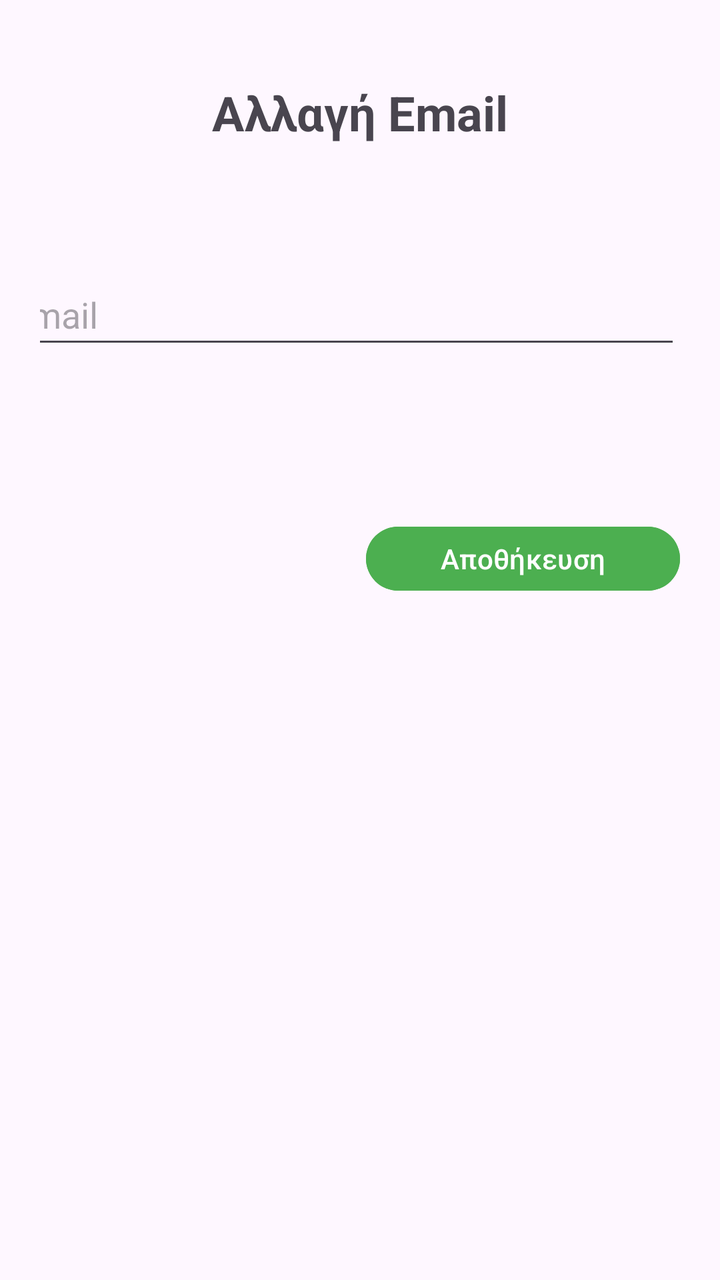
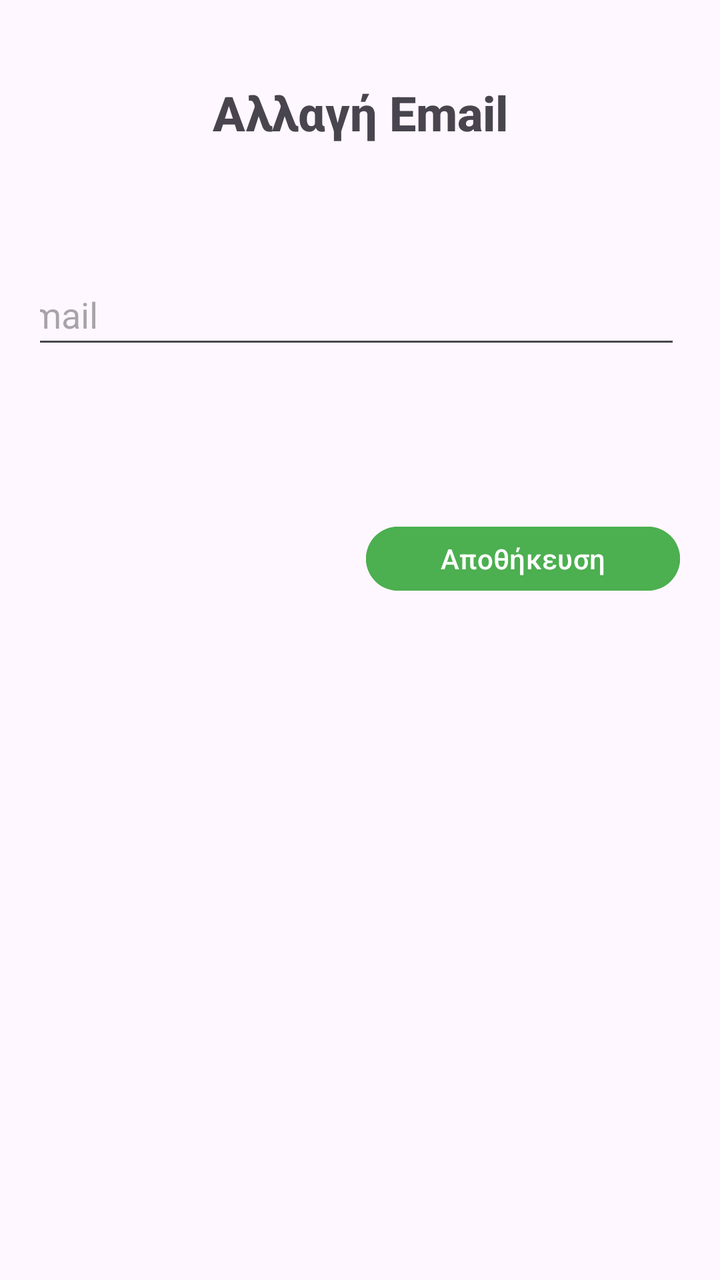

Screens rendered from an Android XML layout before and after an edit, with the pre-edit source and the edit as a unified diff.
<!-- AndroidManifest.xml: application theme Theme.Team21 -->
<!-- res/layout/activity_email.xml -->
<?xml version="1.0" encoding="utf-8"?>
<androidx.constraintlayout.widget.ConstraintLayout
    xmlns:android="http://schemas.android.com/apk/res/android"
    xmlns:app="http://schemas.android.com/apk/res-auto"
    xmlns:tools="http://schemas.android.com/tools"
    android:layout_width="match_parent"
    android:layout_height="match_parent"
    android:padding="20dp">

    <TextView
        android:id="@+id/txtEmailActivityHeader"
        android:layout_width="wrap_content"
        android:layout_height="wrap_content"
        android:layout_marginTop="20dp"
        android:text="Αλλαγή Email"
        android:textSize="24sp"
        android:textStyle="bold"
        app:layout_constraintEnd_toEndOf="parent"
        app:layout_constraintStart_toStartOf="parent"
        app:layout_constraintTop_toTopOf="parent" />

    <EditText
        android:id="@+id/edittxtEmailActivity"
        android:layout_width="377dp"
        android:layout_height="47dp"
        android:layout_marginTop="60dp"
        android:hint="Νέο Email"
        android:inputType="textEmailAddress"
        app:layout_constraintEnd_toEndOf="parent"
        app:layout_constraintHorizontal_bias="1.0"
        app:layout_constraintStart_toStartOf="parent"
        app:layout_constraintTop_toBottomOf="@+id/txtEmailActivityHeader" />

    <Button
        android:id="@+id/btnEmailActivitySave"
        android:layout_width="157dp"
        android:layout_height="40dp"
        android:layout_marginTop="80dp"
        android:backgroundTint="#4CAF50"
        android:text="Αποθήκευση"
        android:textColor="#FFFFFF"
        app:layout_constraintEnd_toEndOf="parent"
        app:layout_constraintTop_toBottomOf="@+id/edittxtEmailActivity" />


</androidx.constraintlayout.widget.ConstraintLayout>
<!-- resources referenced by this layout -->
<resources>
  <style name="Theme.Team21" parent="Base.Theme.Team21" />
  <style name="Base.Theme.Team21" parent="Theme.Material3.DayNight.NoActionBar">
          
          
      </style>
</resources>

<!-- the commit's change to res/layout/activity_email.xml (unified diff, before → after) -->
@@ -11,6 +11,7 @@
         android:id="@+id/txtEmailActivityHeader"
         android:layout_width="wrap_content"
         android:layout_height="wrap_content"
+        android:fontFamily="sans-serif-medium"
         android:layout_marginTop="20dp"
         android:text="Αλλαγή Email"
         android:textSize="24sp"
